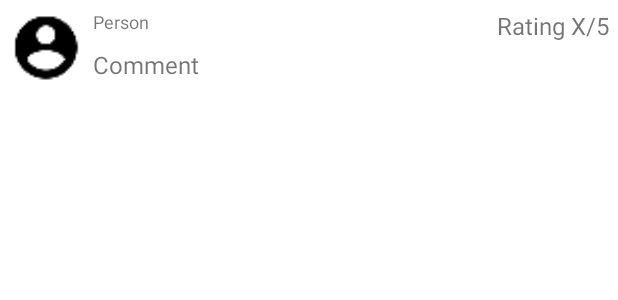
After one commit to datgrog/BelleVue, an Android app: the layout comment_list_view.xml on its own in the app's theme, with its tools: preview values and no code run, on a phone screen of 412 x 824 dp. The commit adds this screen. Shown: the top 300 px of the screen. Run offline under Robolectric (Android 15) with nearby library versions, the phone set to English and light mode, and no system bars.

Commit message:
template design of vue view

```diff
--- a/BelleVue/src/main/AndroidManifest.xml
+++ b/BelleVue/src/main/AndroidManifest.xml
@@ -62,6 +62,11 @@
             android:name="com.bellevue.starter.VueTemplate"
             android:label="@string/app_name" >
         </activity>
+
+        <activity
+            android:name="com.bellevue.starter.VueView"
+            android:label="VueView" >
+        </activity>
     </application>
 
 </manifest>
--- a/BelleVue/src/main/java/com/bellevue/starter/MapFragment.java
+++ b/BelleVue/src/main/java/com/bellevue/starter/MapFragment.java
@@ -132,7 +132,7 @@ public class MapFragment extends SupportMapFragment implements GoogleApiClient.C
     public void onConnected(Bundle bundle) {
         mCurrentLocation = LocationServices.FusedLocationApi.getLastLocation( mGoogleApiClient );
 
-        initCamera( mCurrentLocation );
+       // initCamera( mCurrentLocation );
     }
 
     @Override
--- /dev/null
+++ b/BelleVue/src/main/res/layout/comment_list_view.xml
@@ -0,0 +1,54 @@
+<?xml version="1.0" encoding="utf-8"?>
+<LinearLayout xmlns:android="http://schemas.android.com/apk/res/android"
+    android:orientation="vertical" android:layout_width="match_parent"
+    android:layout_height="match_parent">
+    <RelativeLayout xmlns:android="http://schemas.android.com/apk/res/android"
+        android:id="@+id/listComment"
+        android:layout_width="fill_parent"
+        android:layout_height="?android:attr/listPreferredItemHeight"
+        android:padding="6dip" >
+
+        <ImageView
+            android:id="@+id/icon"
+            android:layout_alignParentBottom="true"
+            android:layout_alignParentTop="true"
+            android:layout_marginRight="6dip"
+            android:layout_width="50dip"
+            android:layout_height="50dip"
+            android:contentDescription="TODO"
+            android:src="@drawable/ic_account_circle_black_24dp" />
+        <TextView
+            android:id="@+id/person"
+            android:layout_width="fill_parent"
+            android:layout_height="wrap_content"
+            android:layout_alignParentRight="true"
+            android:layout_alignParentTop="true"
+            android:layout_alignWithParentIfMissing="true"
+            android:layout_toRightOf="@id/icon"
+            android:gravity="center_vertical"
+            android:text="Person"
+            android:textSize="12sp" />
+        <TextView
+            android:id="@+id/comment"
+            android:layout_width="fill_parent"
+            android:layout_height="26dip"
+            android:layout_alignParentBottom="true"
+            android:layout_alignParentRight="true"
+            android:layout_toRightOf="@id/icon"
+            android:ellipsize="marquee"
+            android:singleLine="true"
+            android:text="Comment"
+            android:textSize="16sp" />
+        <TextView
+            android:id="@+id/releaseYear"
+            android:layout_width="wrap_content"
+            android:layout_height="wrap_content"
+            android:layout_alignParentTop="true"
+            android:layout_alignParentRight="true"
+            android:text="Rating X/5"
+            android:textSize="16sp" />
+
+
+    </RelativeLayout>
+
+</LinearLayout>
--- a/BelleVue/src/main/res/values-w820dp/dimens.xml
+++ b/BelleVue/src/main/res/values-w820dp/dimens.xml
@@ -11,4 +11,8 @@
          (such as screen margins) for screens with more than 820dp of available width. This
          would include 7" and 10" devices in landscape (~960dp and ~1280dp respectively). -->
     <dimen name="activity_horizontal_margin">64dp</dimen>
+
+    <dimen name="person">17dp</dimen>
+    <dimen name="rating">15dip</dimen>
+    <dimen name="comment">13dip</dimen>
 </resources>
```
Also changed, not shown: BelleVue/src/main/java/com/bellevue/starter/BelleVue.java (+14 -0 lines), BelleVue/src/main/java/com/bellevue/starter/ListViewAdapter.java (added, +67 -0 lines), BelleVue/src/main/java/com/bellevue/starter/VueView.java (added, +258 -0 lines), BelleVue/src/main/res/layout/belle_vue.xml (+10 -0 lines), BelleVue/src/main/res/layout/view_vue.xml (+34 -1 lines).
